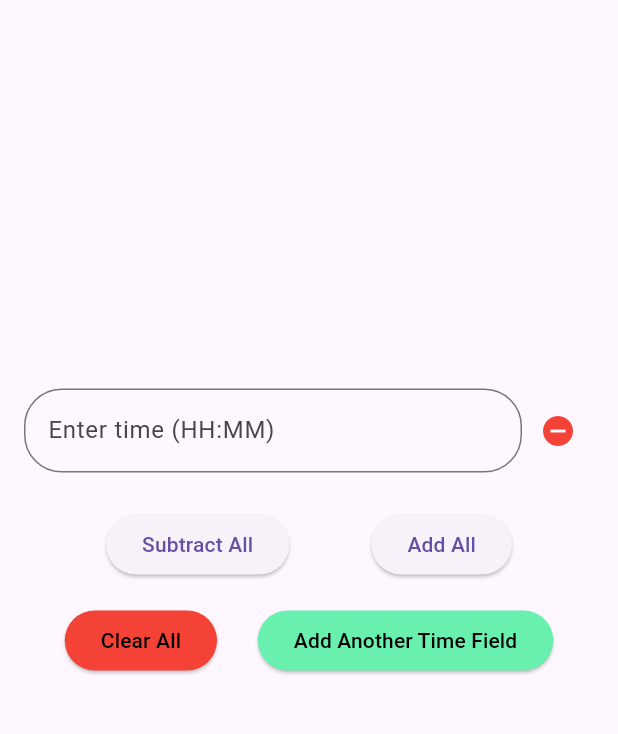
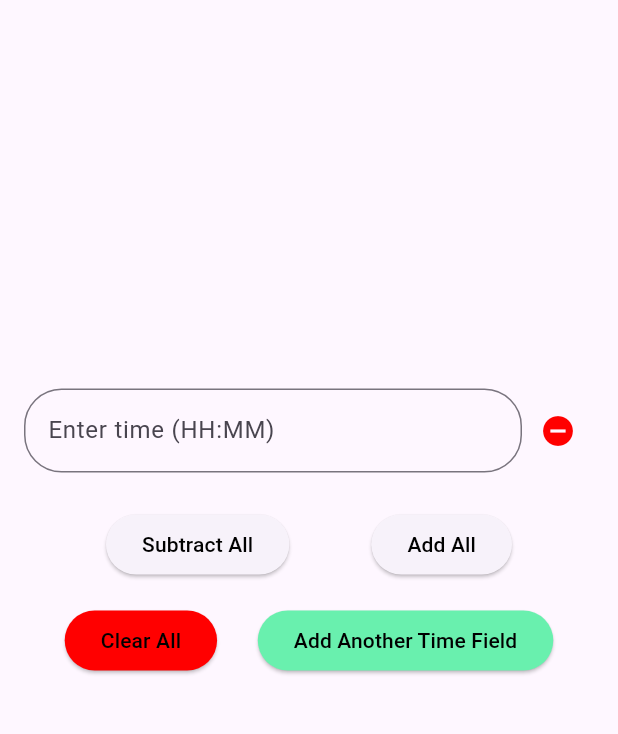
Before and after one commit to DilshikaPriyashan/time_calculater, a Flutter app: the screen it shows after launch, on a phone screen of 412 x 824 dp, the part 84-818 px from its top. Run offline on Flutter 3.47's test engine with Material 3 defaults, Android fonts, the phone set to English and light mode, and no system bars.

Commit message:
improve the code base 2

```diff
--- a/lib/main.dart
+++ b/lib/main.dart
@@ -12,7 +12,6 @@ class TimeCalculatorApp extends StatelessWidget {
   Widget build(BuildContext context) {
     return MaterialApp(
       title: 'Time Calculator',
-      theme: ThemeData(primarySwatch: Colors.blue),
       home: const TimeCalculatorPage(),
     );
   }
--- a/lib/screens/time_calculator_page.dart
+++ b/lib/screens/time_calculator_page.dart
@@ -1,4 +1,5 @@
 import 'package:flutter/material.dart';
+import 'package:time_cal/theme/colors.dart';
 import '../services/time_calculator_service.dart';
 
 class TimeCalculatorPage extends StatefulWidget {
@@ -57,9 +58,9 @@ class _TimeCalculatorPageState extends State<TimeCalculatorPage> {
       appBar: AppBar(
         title: const Text(
           'Time Calculator',
-          style: TextStyle(color: Colors.white, fontWeight: FontWeight.w400),
+          style: TextStyle(color: white, fontWeight: FontWeight.w400),
         ),
-        backgroundColor: Colors.black,
+        backgroundColor: black,
       ),
       body: Padding(
         padding: const EdgeInsets.all(16.0),
@@ -78,21 +79,25 @@ class _TimeCalculatorPageState extends State<TimeCalculatorPage> {
                           child: TextField(
                             controller: entry.value,
                             decoration: const InputDecoration(
-                              labelText: 'Enter time (HH:MM)',
-                              border: OutlineInputBorder(
-                                borderRadius: BorderRadius.all(
-                                  Radius.circular(25),
+                                // labelText: 'Enter time (HH:MM)',
+                                hintText: 'Enter time (HH:MM)',
+                                border: OutlineInputBorder(
+                                  borderRadius: BorderRadius.all(
+                                    Radius.circular(25),
+                                  ),
                                 ),
-                              ),
-                            ),
+                                focusedBorder: OutlineInputBorder(
+                                    borderSide:
+                                        BorderSide(width: 2, color: black),
+                                    borderRadius:
+                                        BorderRadius.all(Radius.circular(25)))),
                             keyboardType: TextInputType.datetime,
                             onChanged: (value) =>
                                 _onTimeChanged(value, entry.value),
                           ),
                         ),
                         IconButton(
-                          icon: const Icon(Icons.remove_circle,
-                              color: Colors.red),
+                          icon: const Icon(Icons.remove_circle, color: red),
                           onPressed: () => _removeTimeField(index),
                         ),
                       ],
@@ -105,11 +110,19 @@ class _TimeCalculatorPageState extends State<TimeCalculatorPage> {
                   children: [
                     ElevatedButton(
                       onPressed: () => _calculate(false),
-                      child: const Text('Subtract All'),
+                      child: const Text(
+                        'Subtract All',
+                        style: TextStyle(color: black),
+                      ),
                     ),
                     ElevatedButton(
                       onPressed: () => _calculate(true),
-                      child: const Text('Add All'),
+                      child: const Text(
+                        'Add All',
+                        style: TextStyle(
+                          color: black,
+                        ),
+                      ),
                     ),
                   ],
                 ),
@@ -119,20 +132,19 @@ class _TimeCalculatorPageState extends State<TimeCalculatorPage> {
                   children: [
                     ElevatedButton(
                       onPressed: _clearAllTimes,
-                      style:
-                          ElevatedButton.styleFrom(backgroundColor: Colors.red),
+                      style: ElevatedButton.styleFrom(backgroundColor: red),
                       child: const Text(
                         'Clear All',
-                        style: TextStyle(color: Colors.black),
+                        style: TextStyle(color: black),
                       ),
                     ),
                     ElevatedButton(
                       onPressed: _addTimeField,
                       style: ElevatedButton.styleFrom(
-                          backgroundColor: Colors.greenAccent),
+                          backgroundColor: greenAccent),
                       child: const Text(
                         'Add Another Time Field',
-                        style: TextStyle(color: Colors.black),
+                        style: TextStyle(color: black),
                       ),
                     ),
                   ],
--- /dev/null
+++ b/lib/theme/colors.dart
@@ -0,0 +1,6 @@
+import 'package:flutter/material.dart';
+
+const black = Color(0xff000000);
+const white = Color(0xffFFFFFF);
+const red = Color(0xffFF0000);
+const greenAccent = Color(0xff69f0ae);
```
Also changed, not shown: pubspec.lock, 125 other files.
